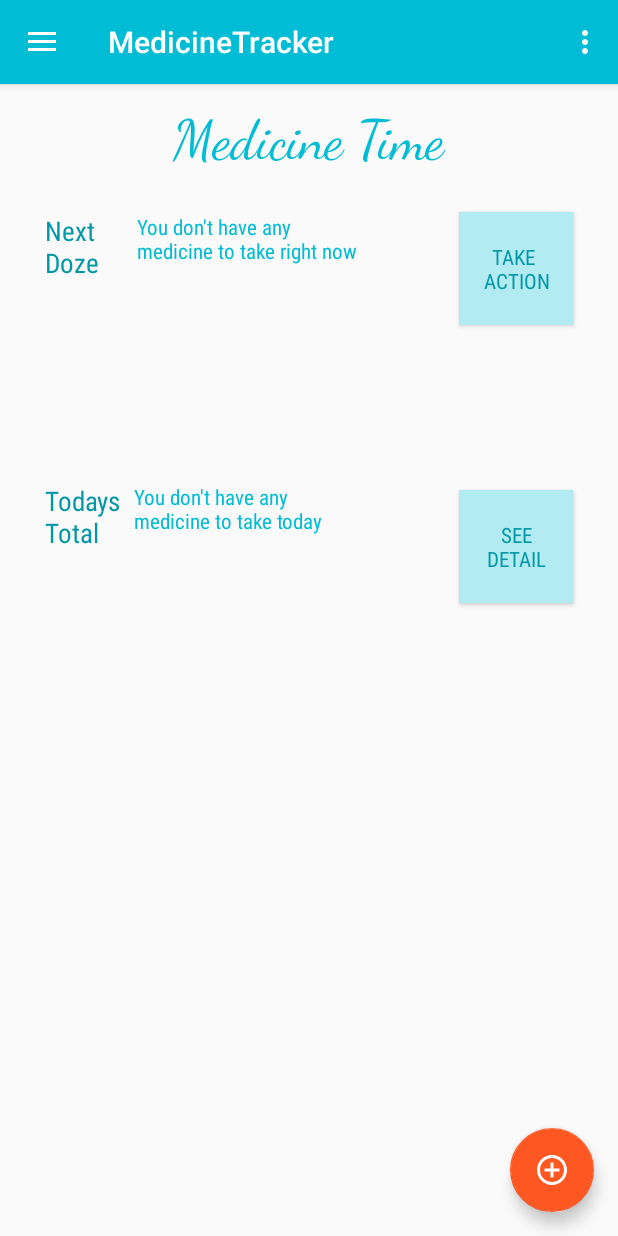
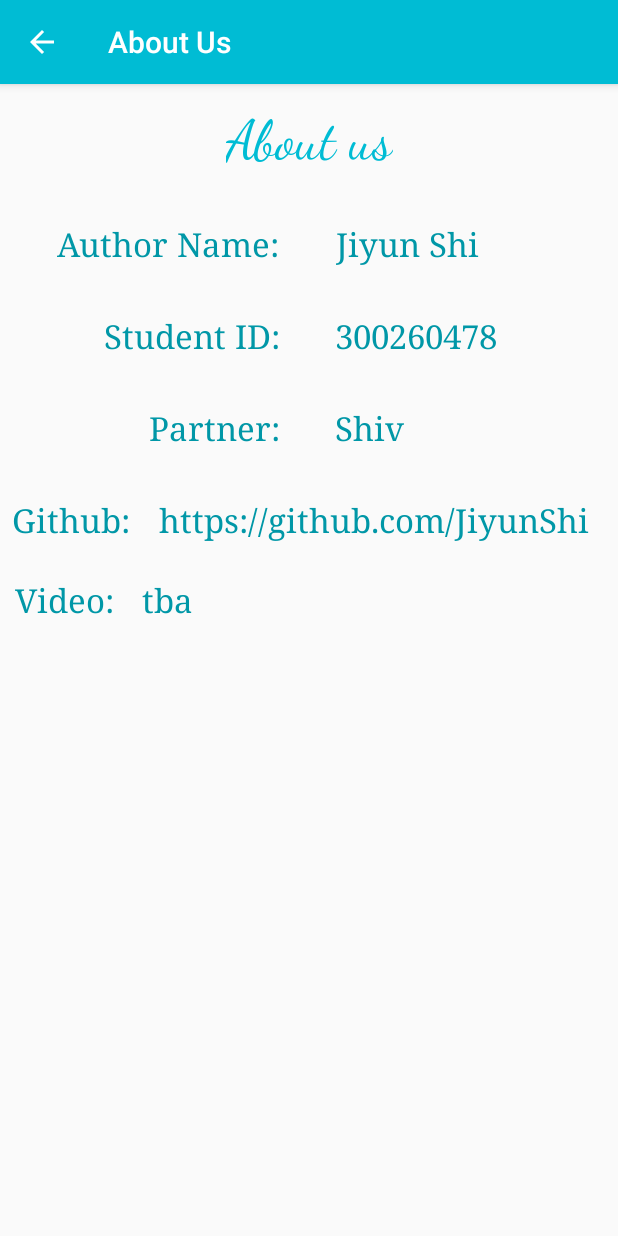
Before and after one commit to JiyunShi/MedicineTracker, an Android app: the screen it shows after launch (MainActivity before the commit, AboutUsActivity after it), in the side drawer, after a tap on "About us", on a phone screen of 412 x 824 dp. Run offline under Robolectric (Android 15) with nearby library versions, the phone set to English and light mode, and no system bars.

Commit message:
finish about us page, all done

```diff
--- /dev/null
+++ b/app/src/main/java/com/example/niceday/medicinetracker/AboutUsActivity.java
@@ -0,0 +1,23 @@
+package com.example.niceday.medicinetracker;
+
+import android.os.Bundle;
+import android.support.design.widget.FloatingActionButton;
+import android.support.design.widget.Snackbar;
+import android.support.v7.app.AppCompatActivity;
+import android.support.v7.widget.Toolbar;
+import android.view.View;
+
+public class AboutUsActivity extends AppCompatActivity {
+
+    @Override
+    protected void onCreate(Bundle savedInstanceState) {
+        super.onCreate(savedInstanceState);
+        setContentView(R.layout.activity_about_us);
+        Toolbar toolbar = (Toolbar) findViewById(R.id.toolbar);
+        setSupportActionBar(toolbar);
+        getSupportActionBar().setDisplayHomeAsUpEnabled(true);
+        getSupportActionBar().setTitle("About Us");
+
+    }
+
+}
--- a/app/src/main/java/com/example/niceday/medicinetracker/MainActivity.java
+++ b/app/src/main/java/com/example/niceday/medicinetracker/MainActivity.java
@@ -137,7 +137,8 @@ public class MainActivity extends AppCompatActivity
                 startActivity(intentReport);
                 break;
             case R.id.nav_send:
-
+                Intent intentAbout = new Intent(this,AboutUsActivity.class);
+                startActivity(intentAbout);
                 break;
         }
 
@@ -324,7 +325,7 @@ public class MainActivity extends AppCompatActivity
             }
             if(thisPlan.getLeftDosage()>0) {
                 displayTotal += "Medicine Name:     " +thisPlan.getMedName()+"\r\nToday's Total:    " +totalAmount +" " + thisPlan.getUnit()+"\r\nTake When:    "+frenquence +"\r\nTotal amounts:   "
-                        +thisPlan.getTotalDosage()+"\r\nRemark:     "+thisPlan.getRemark()+underScore;
+                        +thisPlan.getTotalDosage()+" " + thisPlan.getUnit()+"\r\nRemark:     "+thisPlan.getRemark()+underScore;
                 flagTotal=true;
             }
             if(flagTotal){
--- /dev/null
+++ b/app/src/main/res/layout/activity_about_us.xml
@@ -0,0 +1,26 @@
+<?xml version="1.0" encoding="utf-8"?>
+<android.support.design.widget.CoordinatorLayout xmlns:android="http://schemas.android.com/apk/res/android"
+    xmlns:app="http://schemas.android.com/apk/res-auto"
+    xmlns:tools="http://schemas.android.com/tools"
+    android:layout_width="match_parent"
+    android:layout_height="match_parent"
+    tools:context="com.example.niceday.medicinetracker.AboutUsActivity">
+
+    <android.support.design.widget.AppBarLayout
+        android:layout_width="match_parent"
+        android:layout_height="wrap_content"
+        android:theme="@style/AppTheme.AppBarOverlay">
+
+        <android.support.v7.widget.Toolbar
+            android:id="@+id/toolbar"
+            android:layout_width="match_parent"
+            android:layout_height="?attr/actionBarSize"
+            android:background="?attr/colorPrimary"
+            app:popupTheme="@style/AppTheme.PopupOverlay" />
+
+    </android.support.design.widget.AppBarLayout>
+
+    <include layout="@layout/content_about_us" />
+
+
+</android.support.design.widget.CoordinatorLayout>
--- /dev/null
+++ b/app/src/main/res/layout/content_about_us.xml
@@ -0,0 +1,163 @@
+<?xml version="1.0" encoding="utf-8"?>
+<android.support.constraint.ConstraintLayout xmlns:android="http://schemas.android.com/apk/res/android"
+    xmlns:app="http://schemas.android.com/apk/res-auto"
+    xmlns:tools="http://schemas.android.com/tools"
+    android:layout_width="match_parent"
+    android:layout_height="match_parent"
+    app:layout_behavior="@string/appbar_scrolling_view_behavior"
+    tools:context="com.example.niceday.medicinetracker.AboutUsActivity"
+    tools:showIn="@layout/activity_about_us">
+
+    <TextView
+        android:id="@+id/textView22"
+        android:layout_width="wrap_content"
+        android:layout_height="wrap_content"
+        android:layout_marginStart="8dp"
+        android:layout_marginEnd="8dp"
+        android:layout_marginTop="24dp"
+        android:fontFamily="serif"
+        android:text="@string/tba"
+        android:textAppearance="@style/TextAppearance.AppCompat.Large"
+        android:textColor="@color/colorPrimaryDark"
+        app:layout_constraintHorizontal_bias="0.0"
+        app:layout_constraintLeft_toRightOf="@+id/textView19"
+        app:layout_constraintRight_toRightOf="parent"
+        app:layout_constraintTop_toBottomOf="@+id/textView20" />
+
+    <TextView
+        android:id="@+id/textView21"
+        android:layout_width="wrap_content"
+        android:layout_height="wrap_content"
+        android:layout_marginStart="10dp"
+        android:layout_marginTop="24dp"
+        android:fontFamily="serif"
+        android:text="@string/video"
+        android:textAppearance="@style/TextAppearance.AppCompat.Large"
+        android:textColor="@color/colorPrimaryDark"
+        app:layout_constraintLeft_toLeftOf="parent"
+        app:layout_constraintTop_toBottomOf="@+id/textView19" />
+
+    <TextView
+        android:id="@+id/textView19"
+        android:layout_width="wrap_content"
+        android:layout_height="wrap_content"
+        android:layout_marginTop="32dp"
+        android:fontFamily="serif"
+        android:text="@string/github"
+        android:textAppearance="@style/TextAppearance.AppCompat.Large"
+        android:textColor="@color/colorPrimaryDark"
+        app:layout_constraintTop_toBottomOf="@+id/textView17"
+        android:layout_marginStart="8dp"
+        app:layout_constraintLeft_toLeftOf="parent" />
+
+    <TextView
+        android:id="@+id/textView20"
+        android:layout_width="wrap_content"
+        android:layout_height="wrap_content"
+        android:layout_marginStart="8dp"
+        android:layout_marginEnd="8dp"
+        android:layout_marginTop="32dp"
+        android:fontFamily="serif"
+        android:text="@string/https_github_com_jiyunshi"
+        android:textAppearance="@style/TextAppearance.AppCompat.Large"
+        android:textColor="@color/colorPrimaryDark"
+        app:layout_constraintHorizontal_bias="0.492"
+        app:layout_constraintLeft_toRightOf="@+id/textView19"
+        app:layout_constraintRight_toRightOf="parent"
+        app:layout_constraintTop_toBottomOf="@+id/textView18" />
+
+    <TextView
+        android:id="@+id/textView17"
+        android:layout_width="wrap_content"
+        android:layout_height="wrap_content"
+        android:layout_marginTop="32dp"
+        android:fontFamily="serif"
+        android:text="@string/partner"
+        android:textAppearance="@style/TextAppearance.AppCompat.Large"
+        android:textColor="@color/colorPrimaryDark"
+        app:layout_constraintRight_toRightOf="@+id/textView11"
+        app:layout_constraintTop_toBottomOf="@+id/textView15" />
+
+    <TextView
+        android:id="@+id/textView18"
+        android:layout_width="150dp"
+        android:layout_height="wrap_content"
+        android:layout_marginTop="32dp"
+        android:fontFamily="serif"
+        android:text="@string/shiv"
+        android:textAppearance="@style/TextAppearance.AppCompat.Large"
+        android:textColor="@color/colorPrimaryDark"
+        app:layout_constraintHorizontal_bias="0.491"
+        app:layout_constraintLeft_toRightOf="@+id/textView11"
+        app:layout_constraintRight_toRightOf="parent"
+        app:layout_constraintTop_toBottomOf="@+id/textView16" />
+
+    <TextView
+        android:id="@+id/textView15"
+        android:layout_width="wrap_content"
+        android:layout_height="wrap_content"
+        android:layout_marginTop="32dp"
+        android:fontFamily="serif"
+        android:text="@string/student_id"
+        android:textAppearance="@style/TextAppearance.AppCompat.Large"
+        android:textColor="@color/colorPrimaryDark"
+        app:layout_constraintHorizontal_bias="0.508"
+        app:layout_constraintTop_toBottomOf="@+id/textView11"
+        app:layout_constraintRight_toRightOf="@+id/textView11" />
+
+    <TextView
+        android:id="@+id/textView16"
+        android:layout_width="150dp"
+        android:layout_height="wrap_content"
+        android:layout_marginTop="32dp"
+        android:fontFamily="serif"
+        android:text="@string/_300260478"
+        android:textAppearance="@style/TextAppearance.AppCompat.Large"
+        android:textColor="@color/colorPrimaryDark"
+        app:layout_constraintHorizontal_bias="0.491"
+        app:layout_constraintLeft_toRightOf="@+id/textView11"
+        app:layout_constraintRight_toRightOf="parent"
+        app:layout_constraintTop_toBottomOf="@+id/textView13" />
+
+    <TextView
+        android:id="@+id/textView11"
+        android:layout_width="wrap_content"
+        android:layout_height="wrap_content"
+        android:layout_marginTop="32dp"
+        android:fontFamily="serif"
+        android:text="@string/author_name"
+        android:textAppearance="@style/TextAppearance.AppCompat.Large"
+        android:textColor="@color/colorPrimaryDark"
+        app:layout_constraintLeft_toLeftOf="parent"
+        app:layout_constraintRight_toLeftOf="@+id/textView13"
+        app:layout_constraintTop_toBottomOf="@+id/aboutUsTitle" />
+
+    <TextView
+        android:id="@+id/textView13"
+        android:layout_width="150dp"
+        android:layout_height="wrap_content"
+        android:layout_marginTop="32dp"
+        android:fontFamily="serif"
+        android:text="@string/jiyun_shi"
+        android:textAppearance="@style/TextAppearance.AppCompat.Large"
+        android:textColor="@color/colorPrimaryDark"
+        app:layout_constraintLeft_toRightOf="@+id/textView11"
+        app:layout_constraintRight_toRightOf="parent"
+        app:layout_constraintTop_toBottomOf="@+id/aboutUsTitle" />
+
+    <TextView
+        android:id="@+id/aboutUsTitle"
+        android:layout_width="wrap_content"
+        android:layout_height="wrap_content"
+        android:layout_marginTop="16dp"
+        android:fontFamily="cursive"
+        android:text="@string/about_us"
+        android:textAppearance="@style/TextAppearance.AppCompat.Headline"
+        android:textColor="@color/colorPrimary"
+        android:textSize="36sp"
+        app:layout_constraintLeft_toLeftOf="parent"
+        app:layout_constraintRight_toRightOf="parent"
+        app:layout_constraintTop_toTopOf="parent" />
+
+
+</android.support.constraint.ConstraintLayout>
--- a/app/src/main/res/layout/content_main.xml
+++ b/app/src/main/res/layout/content_main.xml
@@ -15,7 +15,6 @@
         android:layout_width="76dp"
         android:layout_height="75dp"
         android:layout_marginEnd="30dp"
-        android:layout_marginRight="30dp"
         android:layout_marginTop="110dp"
         android:onClick="showDetialHandler"
         android:background="@color/primaryLight"
@@ -103,7 +102,6 @@
         android:layout_width="76dp"
         android:layout_height="75dp"
         android:layout_marginEnd="30dp"
-        android:layout_marginRight="30dp"
         android:layout_marginTop="25dp"
         android:onClick="takeActionHandler"
         android:background="@color/primaryLight"
--- a/app/src/main/res/layout/content_report.xml
+++ b/app/src/main/res/layout/content_report.xml
@@ -14,7 +14,7 @@
         android:layout_height="wrap_content"
         android:layout_marginTop="16dp"
         android:fontFamily="cursive"
-        android:text="Your History Report"
+        android:text="@string/your_history_report"
         android:textAppearance="@style/TextAppearance.AppCompat.Headline"
         android:textColor="@color/colorPrimary"
         android:textSize="36sp"
@@ -34,7 +34,7 @@
         android:fontFamily="serif"
         android:maxLines="20"
         android:scrollbars="vertical"
-        android:text="Loading Report..."
+        android:text="@string/loading_report"
         android:textAppearance="@style/TextAppearance.AppCompat.Medium"
         android:textColor="@color/primary_text"
         android:textSize="14sp"
--- a/app/src/main/res/layout/content_show_detail.xml
+++ b/app/src/main/res/layout/content_show_detail.xml
@@ -14,7 +14,7 @@
         android:layout_height="wrap_content"
         android:layout_marginTop="16dp"
         android:fontFamily="cursive"
-        android:text="Your History Report"
+        android:text="@string/your_history_report"
         android:textAppearance="@style/TextAppearance.AppCompat.Headline"
         android:textColor="@color/colorPrimary"
         android:textSize="36sp"
@@ -34,7 +34,7 @@
         android:fontFamily="serif"
         android:maxLines="20"
         android:scrollbars="vertical"
-        android:text="Loading Detail..."
+        android:text="@string/loading_detail"
         android:textAppearance="@style/TextAppearance.AppCompat.Medium"
         android:textColor="@color/primary_text"
         android:textSize="14sp"
--- a/app/src/main/res/layout/content_switch_user.xml
+++ b/app/src/main/res/layout/content_switch_user.xml
@@ -12,7 +12,6 @@
         android:id="@+id/textView9"
         android:layout_width="wrap_content"
         android:layout_height="wrap_content"
-        android:layout_marginLeft="46dp"
         android:layout_marginTop="45dp"
         android:fontFamily="serif"
         android:text="@string/password"
@@ -26,7 +25,6 @@
         android:id="@+id/textView7"
         android:layout_width="wrap_content"
         android:layout_height="wrap_content"
-        android:layout_marginLeft="46dp"
         android:layout_marginTop="45dp"
         android:fontFamily="serif"
         android:text="@string/switch_to"
@@ -79,7 +77,6 @@
         android:id="@+id/spinUserName"
         android:layout_width="200dp"
         android:layout_height="wrap_content"
-        android:layout_marginLeft="12dp"
         android:layout_marginTop="45dp"
         android:spinnerMode="dialog"
         app:layout_constraintLeft_toRightOf="@+id/textView7"
@@ -90,13 +87,13 @@
         android:id="@+id/txtPwinput"
         android:layout_width="wrap_content"
         android:layout_height="wrap_content"
-        android:layout_marginLeft="22dp"
         android:layout_marginTop="43dp"
         android:ems="10"
         android:inputType="textPassword"
         app:layout_constraintLeft_toRightOf="@+id/textView9"
         app:layout_constraintTop_toBottomOf="@+id/spinUserName"
-        android:layout_marginStart="22dp" />
+        android:layout_marginStart="22dp"
+        tools:ignore="LabelFor" />
 
 
 
--- a/app/src/main/res/values/strings.xml
+++ b/app/src/main/res/values/strings.xml
@@ -58,4 +58,18 @@
     <string name="current_user">Current User:</string>
     <string name="switch_to">Switch To:</string>
     <string name="title_activity_show_detail">ShowDetailActivity</string>
+    <string name="title_activity_about_us">AboutUsActivity</string>
+    <string name="author_name">Author Name:</string>
+    <string name="_300260478">300260478</string>
+    <string name="github">Github:</string>
+    <string name="jiyun_shi">Jiyun Shi</string>
+    <string name="partner">Partner:</string>
+    <string name="shiv">Shiv</string>
+    <string name="student_id">Student ID:</string>
+    <string name="video">Video:</string>
+    <string name="https_github_com_jiyunshi">https://github.com/JiyunShi</string>
+    <string name="tba">tba</string>
+    <string name="loading_detail">Loading Detail...</string>
+    <string name="your_history_report">Your History Report</string>
+    <string name="loading_report">Loading Report...</string>
 </resources>
```
Also changed, not shown: app/src/main/AndroidManifest.xml (+9 -0 lines).
